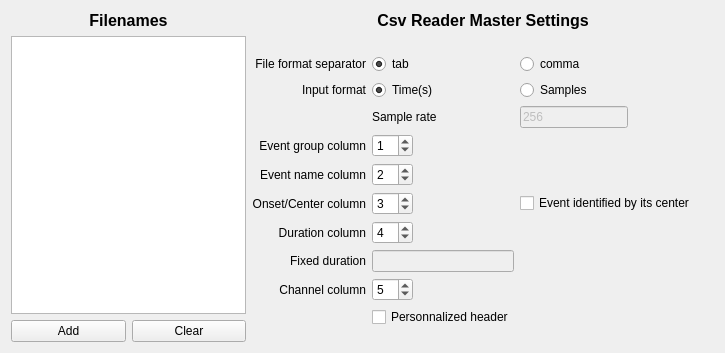
Before: the Qt Designer form modules/CEAMSModules/CsvReaderMaster/Ui_CsvReaderMasterSettingsView.ui in SnoozToolbox/snooz-package-ceams, drawn with Qt 5.
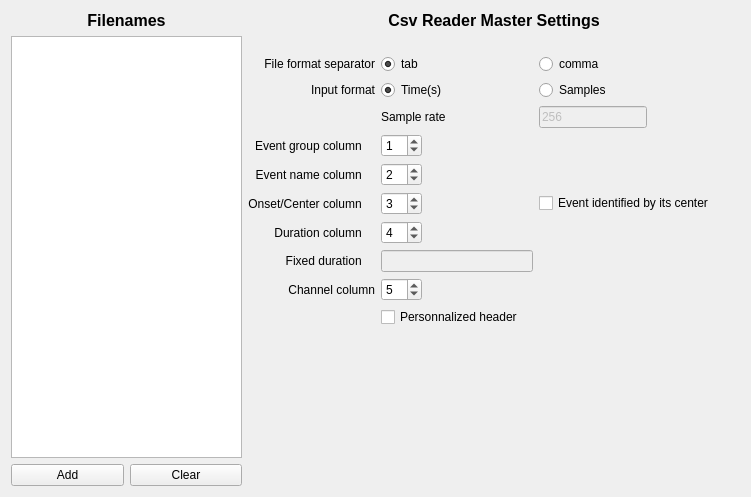
After: the same form once the commit is applied.

What changed in the file:
```diff
--- a/modules/CEAMSModules/CsvReaderMaster/Ui_CsvReaderMasterSettingsView.ui
+++ b/modules/CEAMSModules/CsvReaderMaster/Ui_CsvReaderMasterSettingsView.ui
@@ -6,8 +6,8 @@
    <rect>
     <x>0</x>
     <y>0</y>
-    <width>725</width>
-    <height>353</height>
+    <width>751</width>
+    <height>497</height>
    </rect>
   </property>
   <property name="windowTitle">
@@ -25,7 +25,6 @@
            <property name="font">
             <font>
              <pointsize>12</pointsize>
-             <weight>75</weight>
              <bold>true</bold>
             </font>
            </property>
@@ -75,7 +74,6 @@
          <property name="font">
           <font>
            <pointsize>12</pointsize>
-           <weight>75</weight>
            <bold>true</bold>
           </font>
          </property>
@@ -130,14 +128,14 @@
             <string>Check if the event is identified by its center instead of its onset.</string>
            </property>
            <property name="text">
-            <string>Event identified by its center</string>
+            <string>Event identified by its center   </string>
            </property>
           </widget>
          </item>
          <item row="5" column="0">
           <widget class="QLabel" name="label_10">
            <property name="text">
-            <string>Event group column</string>
+            <string>Event group column    </string>
            </property>
            <property name="alignment">
             <set>Qt::AlignRight|Qt::AlignTrailing|Qt::AlignVCenter</set>
@@ -176,14 +174,14 @@
             <string>Check to keep the read file header, otherwise the header will be replaced with the Snooz header.</string>
            </property>
            <property name="text">
-            <string>Personnalized header</string>
+            <string>Personnalized header   </string>
            </property>
           </widget>
          </item>
          <item row="10" column="0">
           <widget class="QLabel" name="label_8">
            <property name="text">
-            <string>Fixed duration</string>
+            <string>Fixed duration    </string>
            </property>
            <property name="alignment">
             <set>Qt::AlignRight|Qt::AlignTrailing|Qt::AlignVCenter</set>
@@ -232,7 +230,7 @@
             <enum>Qt::LeftToRight</enum>
            </property>
            <property name="text">
-            <string>Event name column</string>
+            <string>Event name column    </string>
            </property>
            <property name="alignment">
             <set>Qt::AlignRight|Qt::AlignTrailing|Qt::AlignVCenter</set>
@@ -258,7 +256,7 @@
             <enum>Qt::LeftToRight</enum>
            </property>
            <property name="text">
-            <string>Duration column</string>
+            <string>Duration column    </string>
            </property>
            <property name="alignment">
             <set>Qt::AlignRight|Qt::AlignTrailing|Qt::AlignVCenter</set>
@@ -326,7 +324,7 @@
             <enum>Qt::LeftToRight</enum>
            </property>
            <property name="text">
-            <string>Onset/Center column</string>
+            <string>Onset/Center column    </string>
            </property>
            <property name="alignment">
             <set>Qt::AlignRight|Qt::AlignTrailing|Qt::AlignVCenter</set>
```
Left out of the diff: 81 changed lines with no effect on the pictures.
